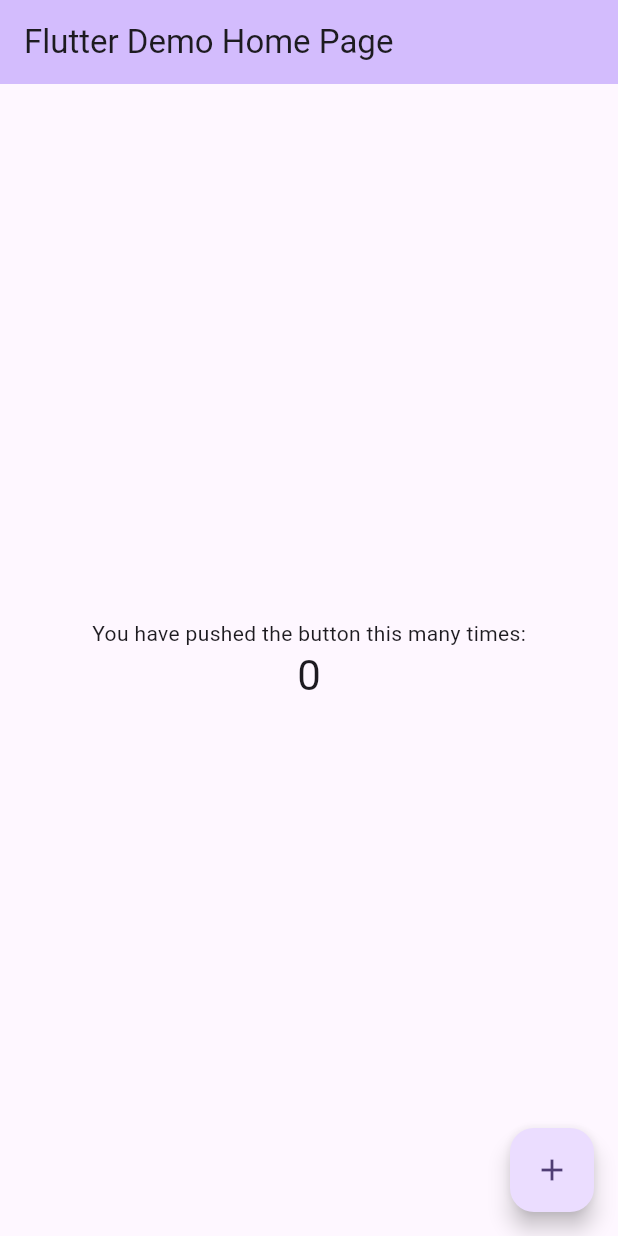
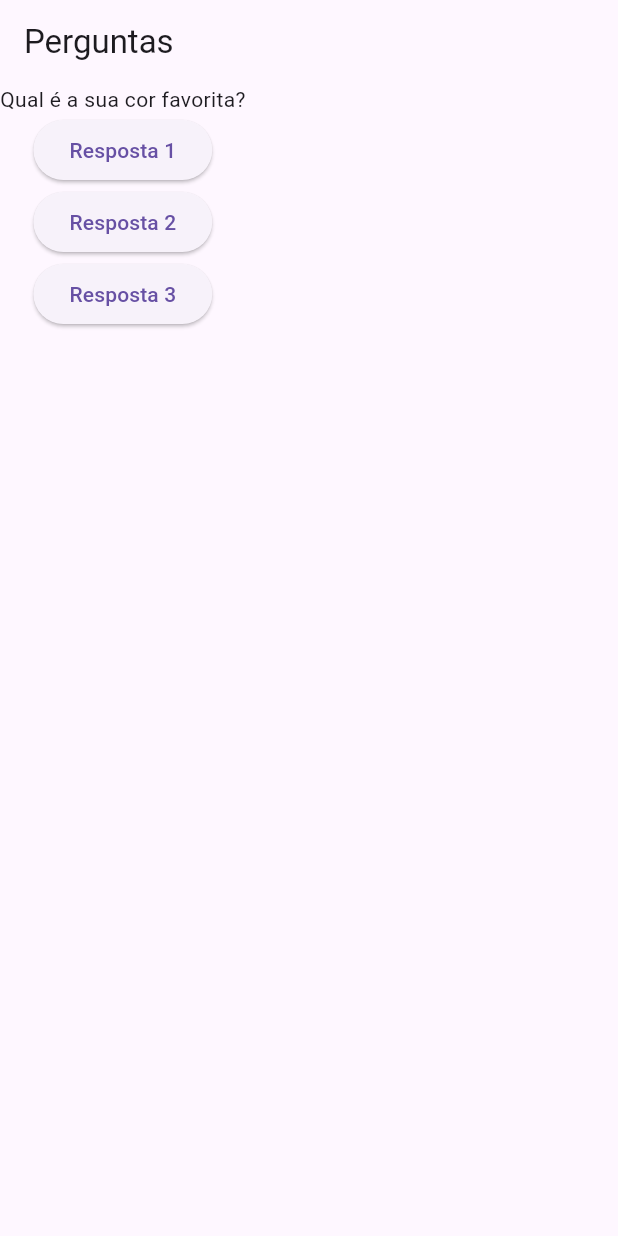
Before and after one commit to andressakaren/udemy, a Flutter app: the screen it shows after launch, on a phone screen of 412 x 824 dp. Run offline on Flutter 3.47's test engine with Material 3 defaults, Android fonts, the phone set to English and light mode, and no system bars.

Commit message:
update main.dart/ pubspec.yaml logging: ^1.0.2

```diff
--- a/curso_flutter/projeto_perguntas/lib/main.dart
+++ b/curso_flutter/projeto_perguntas/lib/main.dart
@@ -1,125 +1,59 @@
 import 'package:flutter/material.dart';
+import 'package:logging/logging.dart';
 
-void main() {
-  runApp(const MyApp());
-}
+void main() => runApp(const PerguntaApp());
+// runapp() é uma função do flutter que recebe um widget e coloca na tela
+// const PerguntaApp() cria uma instancia do widget perguntarapp(). Se usa const antes da classe pra indicar que a classe pode ser otimizada pelo compilador para ser uma instancia constante. ou seja, ela permite que o flutter crie e reutilize a mesma instancia sempre q necessário, melhorando a performance do app.
 
-class MyApp extends StatelessWidget {
-  const MyApp({super.key});
+final Logger _logger = Logger('PerguntaApp');
 
-  // This widget is the root of your application.
+// esse extend é para tornar o perguntaApp um widget, nesse caso, imutável (não tem estado que muda durante a execução)
+class PerguntaApp extends StatelessWidget {
+  const PerguntaApp({super.key});
+
+  void responder() {
+    _logger.info('Pergunta respondida!'); // Log de nível 'info'
+  }
+// implementar um método buid que é obrigatório pela classe statelesswidget (ou statefulwidget)
   @override
   Widget build(BuildContext context) {
+    final perguntas = [
+      'Qual é a sua cor favorita?',
+      'Qual é o seu animal favorito?',
+    ];
+
+    // retorna criando uma instancia
     return MaterialApp(
-      title: 'Flutter Demo',
-      theme: ThemeData(
-        // This is the theme of your application.
-        //
-        // TRY THIS: Try running your application with "flutter run". You'll see
-        // the application has a purple toolbar. Then, without quitting the app,
-        // try changing the seedColor in the colorScheme below to Colors.green
-        // and then invoke "hot reload" (save your changes or press the "hot
-        // reload" button in a Flutter-supported IDE, or press "r" if you used
-        // the command line to start the app).
-        //
-        // Notice that the counter didn't reset back to zero; the application
-        // state is not lost during the reload. To reset the state, use hot
-        // restart instead.
-        //
-        // This works for code too, not just values: Most code changes can be
-        // tested with just a hot reload.
-        colorScheme: ColorScheme.fromSeed(seedColor: Colors.deepPurple),
-        useMaterial3: true,
-      ),
-      home: const MyHomePage(title: 'Flutter Demo Home Page'),
-    );
-  }
-}
-
-class MyHomePage extends StatefulWidget {
-  const MyHomePage({super.key, required this.title});
-
-  // This widget is the home page of your application. It is stateful, meaning
-  // that it has a State object (defined below) that contains fields that affect
-  // how it looks.
-
-  // This class is the configuration for the state. It holds the values (in this
-  // case the title) provided by the parent (in this case the App widget) and
-  // used by the build method of the State. Fields in a Widget subclass are
-  // always marked "final".
-
-  final String title;
-
-  @override
-  State<MyHomePage> createState() => _MyHomePageState();
-}
-
-class _MyHomePageState extends State<MyHomePage> {
-  int _counter = 0;
-
-  void _incrementCounter() {
-    setState(() {
-      // This call to setState tells the Flutter framework that something has
-      // changed in this State, which causes it to rerun the build method below
-      // so that the display can reflect the updated values. If we changed
-      // _counter without calling setState(), then the build method would not be
-      // called again, and so nothing would appear to happen.
-      _counter++;
-    });
-  }
-
-  @override
-  Widget build(BuildContext context) {
-    // This method is rerun every time setState is called, for instance as done
-    // by the _incrementCounter method above.
-    //
-    // The Flutter framework has been optimized to make rerunning build methods
-    // fast, so that you can just rebuild anything that needs updating rather
-    // than having to individually change instances of widgets.
-    return Scaffold(
-      appBar: AppBar(
-        // TRY THIS: Try changing the color here to a specific color (to
-        // Colors.amber, perhaps?) and trigger a hot reload to see the AppBar
-        // change color while the other colors stay the same.
-        backgroundColor: Theme.of(context).colorScheme.inversePrimary,
-        // Here we take the value from the MyHomePage object that was created by
-        // the App.build method, and use it to set our appbar title.
-        title: Text(widget.title),
-      ),
-      body: Center(
-        // Center is a layout widget. It takes a single child and positions it
-        // in the middle of the parent.
-        child: Column(
-          // Column is also a layout widget. It takes a list of children and
-          // arranges them vertically. By default, it sizes itself to fit its
-          // children horizontally, and tries to be as tall as its parent.
-          //
-          // Column has various properties to control how it sizes itself and
-          // how it positions its children. Here we use mainAxisAlignment to
-          // center the children vertically; the main axis here is the vertical
-          // axis because Columns are vertical (the cross axis would be
-          // horizontal).
-          //
-          // TRY THIS: Invoke "debug painting" (choose the "Toggle Debug Paint"
-          // action in the IDE, or press "p" in the console), to see the
-          // wireframe for each widget.
-          mainAxisAlignment: MainAxisAlignment.center,
+      // atributos nomeados
+      // home: Text('Olá mundo'),
+      home: Scaffold(
+        appBar: AppBar(
+          title: const Text('Perguntas'),
+        ),
+        body: Column(
           children: <Widget>[
-            const Text(
-              'You have pushed the button this many times:',
+            Text(perguntas[0]),
+            ElevatedButton(
+              onPressed: () {
+                responder();
+              },
+              child: const Text('Resposta 1'),
             ),
-            Text(
-              '$_counter',
-              style: Theme.of(context).textTheme.headlineMedium,
+            ElevatedButton(
+              onPressed: () {
+                responder();
+              },
+              child: const Text('Resposta 2'),
+            ),
+            ElevatedButton(
+              onPressed: () {
+                responder();
+              },
+              child: const Text('Resposta 3'),
             ),
           ],
         ),
       ),
-      floatingActionButton: FloatingActionButton(
-        onPressed: _incrementCounter,
-        tooltip: 'Increment',
-        child: const Icon(Icons.add),
-      ), // This trailing comma makes auto-formatting nicer for build methods.
     );
   }
 }
--- a/curso_flutter/projeto_perguntas/pubspec.yaml
+++ b/curso_flutter/projeto_perguntas/pubspec.yaml
@@ -30,7 +30,7 @@ environment:
 dependencies:
   flutter:
     sdk: flutter
-
+  logging: ^1.0.2
 
   # The following adds the Cupertino Icons font to your application.
   # Use with the CupertinoIcons class for iOS style icons.
```
Also changed, not shown: curso_flutter/projeto_perguntas/pubspec.lock, 1 other file.
